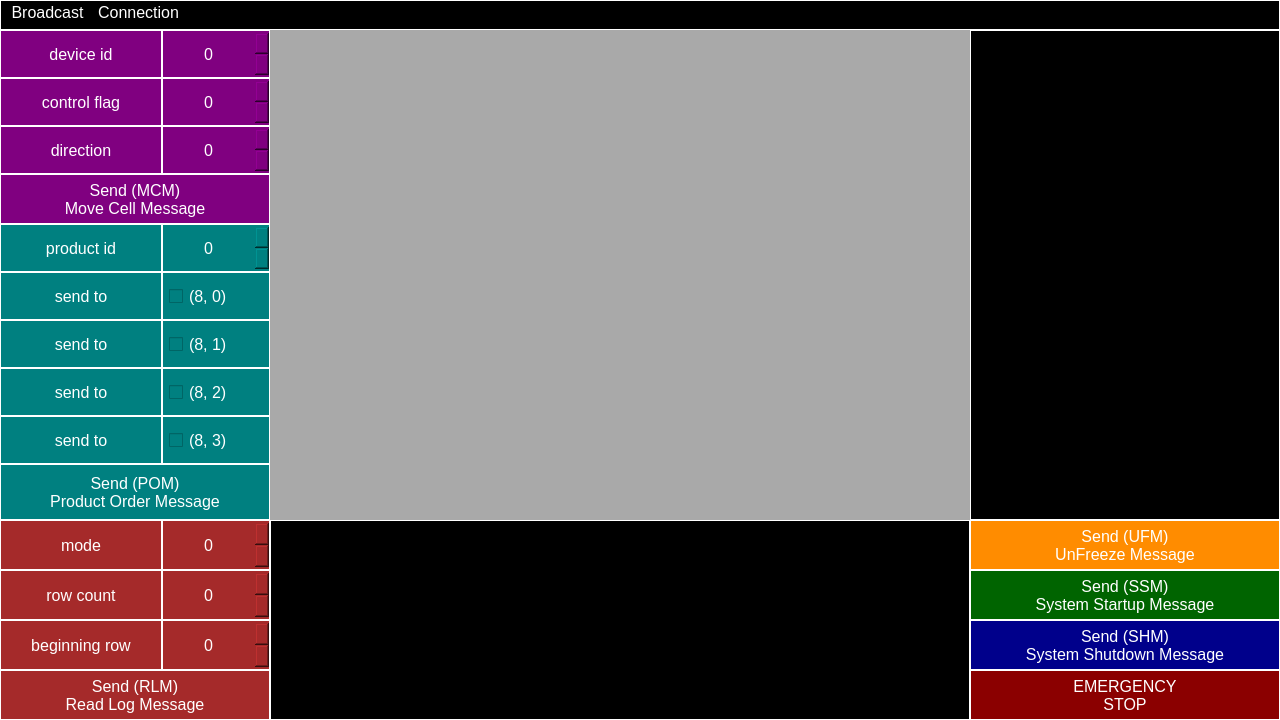
First picture: the form in qtclient/qtclient.ui, repository Jarno-Poikonen/VarastoRobo, before the edit.
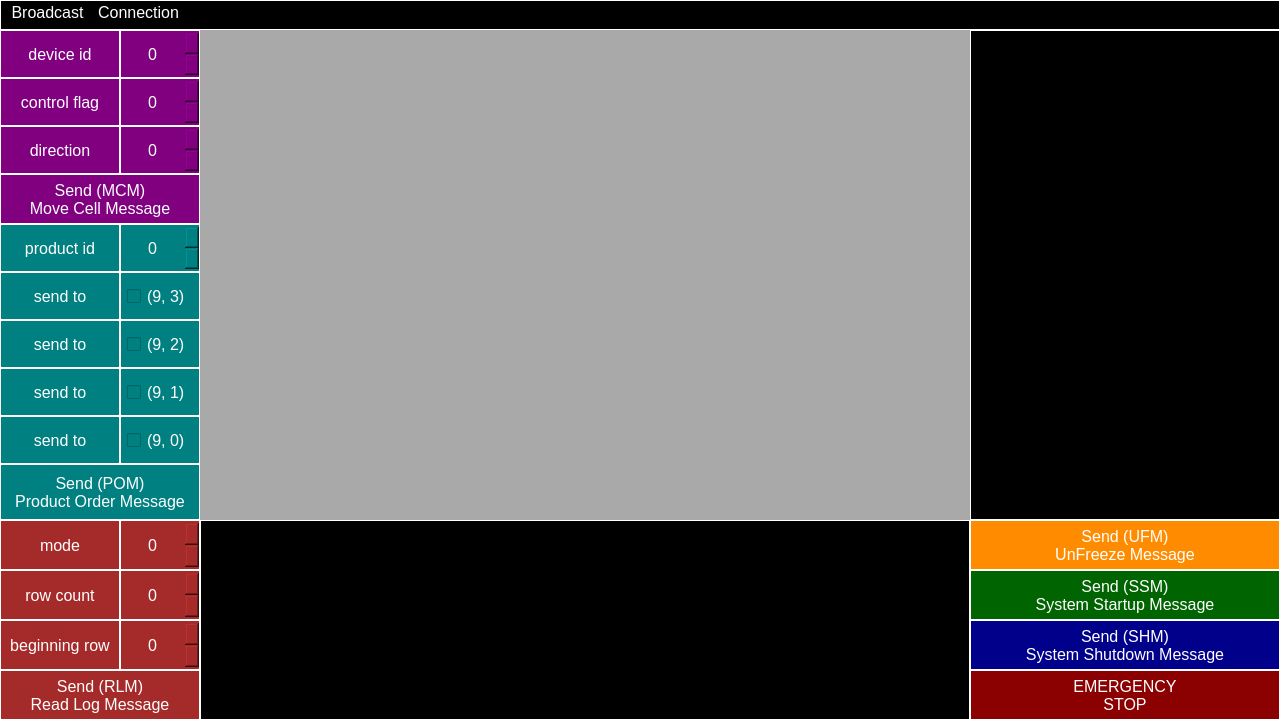
Second picture: the form after the edit.

Diff of the .ui file:
```diff
--- a/qtclient/qtclient.ui
+++ b/qtclient/qtclient.ui
@@ -98,7 +98,7 @@
      <rect>
       <x>0</x>
       <y>640</y>
-      <width>270</width>
+      <width>200</width>
       <height>50</height>
      </rect>
     </property>
@@ -110,13 +110,13 @@
     </property>
     <property name="minimumSize">
      <size>
-      <width>270</width>
+      <width>200</width>
       <height>50</height>
      </size>
     </property>
     <property name="maximumSize">
      <size>
-      <width>270</width>
+      <width>200</width>
       <height>50</height>
      </size>
     </property>
@@ -138,9 +138,9 @@
    <widget class="QSpinBox" name="spinBox_mode">
     <property name="geometry">
      <rect>
-      <x>162</x>
+      <x>120</x>
       <y>490</y>
-      <width>108</width>
+      <width>80</width>
       <height>50</height>
      </rect>
     </property>
@@ -152,13 +152,13 @@
     </property>
     <property name="minimumSize">
      <size>
-      <width>108</width>
+      <width>80</width>
       <height>50</height>
      </size>
     </property>
     <property name="maximumSize">
      <size>
-      <width>108</width>
+      <width>80</width>
       <height>50</height>
      </size>
     </property>
@@ -179,9 +179,9 @@
    <widget class="QSpinBox" name="spinBox_row_count">
     <property name="geometry">
      <rect>
-      <x>162</x>
+      <x>120</x>
       <y>540</y>
-      <width>108</width>
+      <width>80</width>
       <height>50</height>
      </rect>
     </property>
@@ -193,13 +193,13 @@
     </property>
     <property name="minimumSize">
      <size>
-      <width>108</width>
+      <width>80</width>
       <height>50</height>
      </size>
     </property>
     <property name="maximumSize">
      <size>
-      <width>108</width>
+      <width>80</width>
       <height>50</height>
      </size>
     </property>
@@ -220,9 +220,9 @@
    <widget class="QSpinBox" name="spinBox_beginning_row">
     <property name="geometry">
      <rect>
-      <x>162</x>
+      <x>120</x>
       <y>590</y>
-      <width>108</width>
+      <width>80</width>
       <height>50</height>
      </rect>
     </property>
@@ -234,13 +234,13 @@
     </property>
     <property name="minimumSize">
      <size>
-      <width>108</width>
+      <width>80</width>
       <height>50</height>
      </size>
     </property>
     <property name="maximumSize">
      <size>
-      <width>108</width>
+      <width>80</width>
       <height>50</height>
      </size>
     </property>
@@ -263,7 +263,7 @@
      <rect>
       <x>0</x>
       <y>490</y>
-      <width>162</width>
+      <width>120</width>
       <height>50</height>
      </rect>
     </property>
@@ -275,13 +275,13 @@
     </property>
     <property name="minimumSize">
      <size>
-      <width>162</width>
+      <width>120</width>
       <height>50</height>
      </size>
     </property>
     <property name="maximumSize">
      <size>
-      <width>162</width>
+      <width>120</width>
       <height>50</height>
      </size>
     </property>
@@ -300,7 +300,7 @@
      <rect>
       <x>0</x>
       <y>540</y>
-      <width>162</width>
+      <width>120</width>
       <height>50</height>
      </rect>
     </property>
@@ -312,13 +312,13 @@
     </property>
     <property name="minimumSize">
      <size>
-      <width>162</width>
+      <width>120</width>
       <height>50</height>
      </size>
     </property>
     <property name="maximumSize">
      <size>
-      <width>162</width>
+      <width>120</width>
       <height>50</height>
      </size>
     </property>
@@ -337,7 +337,7 @@
      <rect>
       <x>0</x>
       <y>590</y>
-      <width>162</width>
+      <width>120</width>
       <height>50</height>
      </rect>
     </property>
@@ -349,13 +349,13 @@
     </property>
     <property name="minimumSize">
      <size>
-      <width>162</width>
+      <width>120</width>
       <height>50</height>
      </size>
     </property>
     <property name="maximumSize">
      <size>
-      <width>162</width>
+      <width>120</width>
       <height>50</height>
      </size>
     </property>
@@ -413,9 +413,9 @@
    <widget class="QTextEdit" name="server_logs">
     <property name="geometry">
      <rect>
-      <x>270</x>
+      <x>200</x>
       <y>490</y>
-      <width>700</width>
+      <width>770</width>
       <height>200</height>
      </rect>
     </property>
@@ -427,13 +427,13 @@
     </property>
     <property name="minimumSize">
      <size>
-      <width>700</width>
+      <width>770</width>
       <height>200</height>
      </size>
     </property>
     <property name="maximumSize">
      <size>
-      <width>700</width>
+      <width>770</width>
       <height>200</height>
      </size>
     </property>
@@ -572,9 +572,9 @@
    <widget class="QGraphicsView" name="graphicsView">
     <property name="geometry">
      <rect>
-      <x>270</x>
+      <x>200</x>
       <y>0</y>
-      <width>700</width>
+      <width>770</width>
       <height>490</height>
      </rect>
     </property>
@@ -586,13 +586,13 @@
     </property>
     <property name="minimumSize">
      <size>
-      <width>700</width>
+      <width>770</width>
       <height>490</height>
      </size>
     </property>
     <property name="maximumSize">
      <size>
-      <width>700</width>
+      <width>770</width>
       <height>490</height>
      </size>
     </property>
@@ -602,13 +602,19 @@
 border-width:0;
 }</string>
     </property>
+    <property name="verticalScrollBarPolicy">
+     <enum>Qt::ScrollBarAlwaysOff</enum>
+    </property>
+    <property name="horizontalScrollBarPolicy">
+     <enum>Qt::ScrollBarAlwaysOff</enum>
+    </property>
    </widget>
    <widget class="QLabel" name="label_product_id">
     <property name="geometry">
      <rect>
       <x>0</x>
       <y>194</y>
-      <width>162</width>
+      <width>120</width>
       <height>48</height>
      </rect>
     </property>
@@ -620,13 +626,13 @@
     </property>
     <property name="minimumSize">
      <size>
-      <width>162</width>
+      <width>120</width>
       <height>48</height>
      </size>
     </property>
     <property name="maximumSize">
      <size>
-      <width>162</width>
+      <width>120</width>
       <height>48</height>
      </size>
     </property>
@@ -645,7 +651,7 @@
      <rect>
       <x>0</x>
       <y>144</y>
-      <width>270</width>
+      <width>200</width>
       <height>50</height>
      </rect>
     </property>
@@ -657,13 +663,13 @@
     </property>
     <property name="minimumSize">
      <size>
-      <width>270</width>
+      <width>200</width>
       <height>50</height>
      </size>
     </property>
     <property name="maximumSize">
      <size>
-      <width>270</width>
+      <width>200</width>
       <height>50</height>
      </size>
     </property>
@@ -687,7 +693,7 @@
      <rect>
       <x>0</x>
       <y>338</y>
-      <width>162</width>
+      <width>120</width>
       <height>48</height>
      </rect>
     </property>
@@ -699,13 +705,13 @@
     </property>
     <property name="minimumSize">
      <size>
-      <width>162</width>
+      <width>120</width>
       <height>48</height>
      </size>
     </property>
     <property name="maximumSize">
      <size>
-      <width>162</width>
+      <width>120</width>
       <height>48</height>
      </size>
     </property>
@@ -724,7 +730,7 @@
      <rect>
       <x>0</x>
       <y>386</y>
-      <width>162</width>
+      <width>120</width>
       <height>48</height>
      </rect>
     </property>
@@ -736,13 +742,13 @@
     </property>
     <property name="minimumSize">
      <size>
-      <width>162</width>
+      <width>120</width>
       <height>48</height>
      </size>
     </property>
     <property name="maximumSize">
      <size>
-      <width>162</width>
+      <width>120</width>
       <height>48</height>
      </size>
     </property>
@@ -759,9 +765,9 @@
    <widget class="QCheckBox" name="checkBox_order_destination_8_2">
     <property name="geometry">
      <rect>
-      <x>162</x>
+      <x>120</x>
       <y>338</y>
-      <width>108</width>
+      <width>80</width>
       <height>48</height>
      </rect>
     </property>
@@ -773,13 +779,13 @@
     </property>
     <property name="minimumSize">
      <size>
-      <width>108</width>
+      <width>80</width>
       <height>48</height>
      </size>
     </property>
     <property name="maximumSize">
      <size>
-      <width>108</width>
+      <width>80</width>
       <height>48</height>
      </size>
     </property>
@@ -795,15 +801,15 @@
 </string>
     </property>
     <property name="text">
-     <string>(8, 2)</string>
+     <string>(9, 1)</string>
     </property>
    </widget>
    <widget class="QSpinBox" name="spinBox_direction">
     <property name="geometry">
      <rect>
-      <x>162</x>
+      <x>120</x>
       <y>96</y>
-      <width>108</width>
+      <width>80</width>
       <height>48</height>
      </rect>
     </property>
@@ -815,13 +821,13 @@
     </property>
     <property name="minimumSize">
      <size>
-      <width>108</width>
+      <width>80</width>
       <height>48</height>
      </size>
     </property>
     <property name="maximumSize">
      <size>
-      <width>108</width>
+      <width>80</width>
       <height>48</height>
      </size>
     </property>
@@ -846,7 +852,7 @@
      <rect>
       <x>0</x>
       <y>434</y>
-      <width>270</width>
+      <width>200</width>
       <height>56</height>
      </rect>
     </property>
@@ -858,13 +864,13 @@
     </property>
     <property name="minimumSize">
      <size>
-      <width>270</width>
+      <width>200</width>
       <height>56</height>
      </size>
     </property>
     <property name="maximumSize">
      <size>
-      <width>270</width>
+      <width>200</width>
       <height>56</height>
      </size>
     </property>
@@ -886,9 +892,9 @@
    <widget class="QCheckBox" name="checkBox_order_destination_8_3">
     <property name="geometry">
      <rect>
-      <x>162</x>
+      <x>120</x>
       <y>386</y>
-      <width>108</width>
+      <width>80</width>
       <height>48</height>
      </rect>
     </property>
@@ -900,13 +906,13 @@
     </property>
     <property name="minimumSize">
      <size>
-      <width>108</width>
+      <width>80</width>
       <height>48</height>
      </size>
     </property>
     <property name="maximumSize">
      <size>
-      <width>108</width>
+      <width>80</width>
       <height>48</height>
      </size>
     </property>
@@ -922,7 +928,7 @@
 </string>
     </property>
     <property name="text">
-     <string>(8, 3)</string>
+     <string>(9, 0)</string>
     </property>
     <property name="iconSize">
      <size>
@@ -936,7 +942,7 @@
      <rect>
       <x>0</x>
       <y>96</y>
-      <width>162</width>
+      <width>120</width>
       <height>48</height>
      </rect>
     </property>
@@ -948,13 +954,13 @@
     </property>
     <property name="minimumSize">
      <size>
-      <width>162</width>
+      <width>120</width>
       <height>48</height>
      </size>
     </property>
     <property name="maximumSize">
      <size>
-      <width>162</width>
+      <width>120</width>
       <height>48</height>
      </size>
     </property>
@@ -973,7 +979,7 @@
      <rect>
       <x>0</x>
       <y>48</y>
-      <width>162</width>
+      <width>120</width>
       <height>48</height>
      </rect>
     </property>
@@ -985,13 +991,13 @@
     </property>
     <property name="minimumSize">
      <size>
-      <width>162</width>
+      <width>120</width>
       <height>48</height>
      </size>
     </property>
     <property name="maximumSize">
      <size>
-      <width>162</width>
+      <width>120</width>
       <height>48</height>
      </size>
     </property>
@@ -1010,7 +1016,7 @@
      <rect>
       <x>0</x>
       <y>290</y>
-      <width>162</width>
+      <width>120</width>
       <height>48</height>
      </rect>
     </property>
@@ -1022,13 +1028,13 @@
     </property>
     <property name="minimumSize">
      <size>
-      <width>162</width>
+      <width>120</width>
       <height>48</height>
      </size>
     </property>
     <property name="maximumSize">
      <size>
-      <width>162</width>
+      <width>120</width>
       <height>48</height>
      </size>
     </property>
@@ -1047,7 +1053,7 @@
      <rect>
       <x>0</x>
       <y>242</y>
-      <width>162</width>
+      <width>120</width>
       <height>48</height>
      </rect>
     </property>
@@ -1059,13 +1065,13 @@
     </property>
     <property name="minimumSize">
      <size>
-      <width>162</width>
+      <width>120</width>
       <height>48</height>
      </size>
     </property>
     <property name="maximumSize">
      <size>
-      <width>162</width>
+      <width>120</width>
       <height>48</height>
      </size>
     </property>
@@ -1082,9 +1088,9 @@
    <widget class="QCheckBox" name="checkBox_order_destination_8_1">
     <property name="geometry">
      <rect>
-      <x>162</x>
+      <x>120</x>
       <y>290</y>
-      <width>108</width>
+      <width>80</width>
       <height>48</height>
      </rect>
     </property>
@@ -1096,13 +1102,13 @@
     </property>
     <property name="minimumSize">
      <size>
-      <width>108</width>
+      <width>80</width>
       <height>48</height>
      </size>
     </property>
     <property name="maximumSize">
      <size>
-      <width>108</width>
+      <width>80</width>
       <height>48</height>
      </size>
     </property>
@@ -1118,7 +1124,7 @@
 </string>
     </property>
     <property name="text">
-     <string>(8, 1)</string>
+     <string>(9, 2)</string>
     </property>
    </widget>
    <widget class="QLabel" name="label_control_device_id">
@@ -1126,7 +1132,7 @@
      <rect>
       <x>0</x>
       <y>0</y>
-      <width>162</width>
+      <width>120</width>
       <height>48</height>
      </rect>
     </property>
@@ -1138,13 +1144,13 @@
     </property>
     <property name="minimumSize">
      <size>
-      <width>162</width>
+      <width>120</width>
       <height>48</height>
      </size>
     </property>
     <property name="maximumSize">
      <size>
-      <width>162</width>
+      <width>120</width>
       <height>48</height>
      </size>
     </property>
@@ -1161,9 +1167,9 @@
    <widget class="QSpinBox" name="spinBox_control_device_id">
     <property name="geometry">
      <rect>
-      <x>162</x>
+      <x>120</x>
       <y>0</y>
-      <width>108</width>
+      <width>80</width>
       <height>48</height>
      </rect>
     </property>
@@ -1175,13 +1181,13 @@
     </property>
     <property name="minimumSize">
      <size>
-      <width>108</width>
+      <width>80</width>
       <height>48</height>
      </size>
     </property>
     <property name="maximumSize">
      <size>
-      <width>108</width>
+      <width>80</width>
       <height>48</height>
      </size>
     </property>
@@ -1205,9 +1211,9 @@
    <widget class="QSpinBox" name="spinBox_product_id">
     <property name="geometry">
      <rect>
-      <x>162</x>
+      <x>120</x>
       <y>194</y>
-      <width>108</width>
+      <width>80</width>
       <height>48</height>
      </rect>
     </property>
@@ -1219,13 +1225,13 @@
     </property>
     <property name="minimumSize">
      <size>
-      <width>108</width>
+      <width>80</width>
       <height>48</height>
      </size>
     </property>
     <property name="maximumSize">
      <size>
-      <width>108</width>
+      <width>80</width>
       <height>48</height>
      </size>
     </property>
@@ -1246,9 +1252,9 @@
    <widget class="QSpinBox" name="spinBox_control_flag">
     <property name="geometry">
      <rect>
-      <x>162</x>
+      <x>120</x>
       <y>48</y>
-      <width>108</width>
+      <width>80</width>
       <height>48</height>
      </rect>
     </property>
@@ -1260,13 +1266,13 @@
     </property>
     <property name="minimumSize">
      <size>
-      <width>108</width>
+      <width>80</width>
       <height>48</height>
      </size>
     </property>
     <property name="maximumSize">
      <size>
-      <width>108</width>
+      <width>80</width>
       <height>48</height>
      </size>
     </property>
@@ -1289,9 +1295,9 @@
    <widget class="QCheckBox" name="checkBox_order_destination_8_0">
     <property name="geometry">
      <rect>
-      <x>162</x>
+      <x>120</x>
       <y>242</y>
-      <width>108</width>
+      <width>80</width>
       <height>48</height>
      </rect>
     </property>
@@ -1303,13 +1309,13 @@
     </property>
     <property name="minimumSize">
      <size>
-      <width>108</width>
+      <width>80</width>
       <height>48</height>
      </size>
     </property>
     <property name="maximumSize">
      <size>
-      <width>108</width>
+      <width>80</width>
       <height>48</height>
      </size>
     </property>
@@ -1325,7 +1331,7 @@
 </string>
     </property>
     <property name="text">
-     <string>(8, 0)</string>
+     <string>(9, 3)</string>
     </property>
    </widget>
    <zorder>graphicsView</zorder>
```
Left out of the diff: 16 changed lines with no effect on the pictures.
